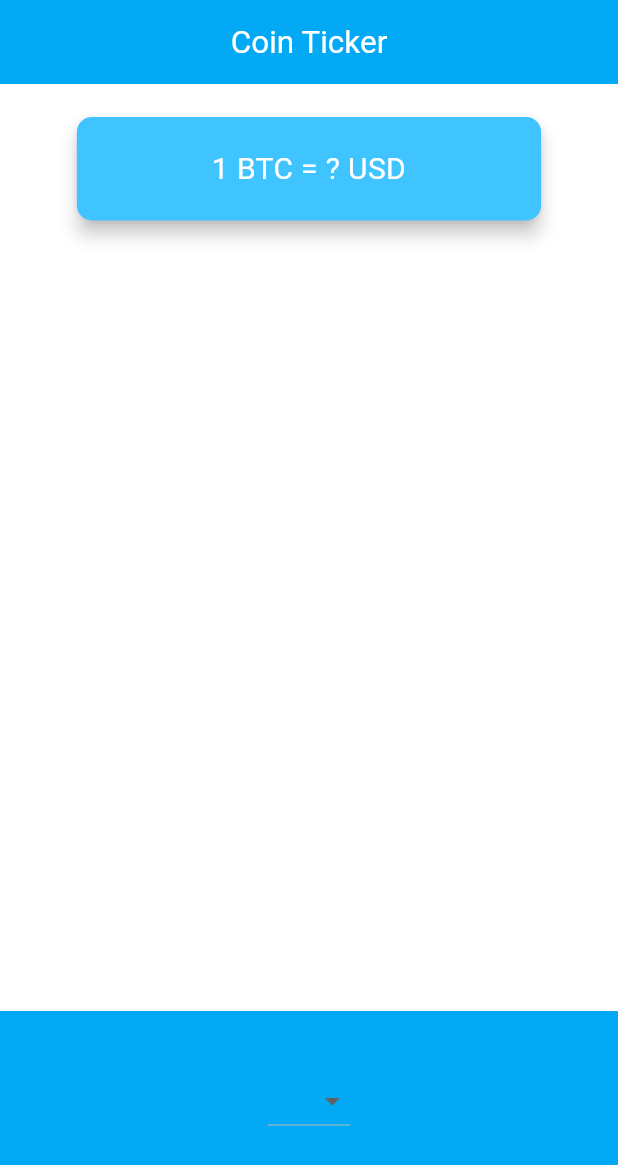
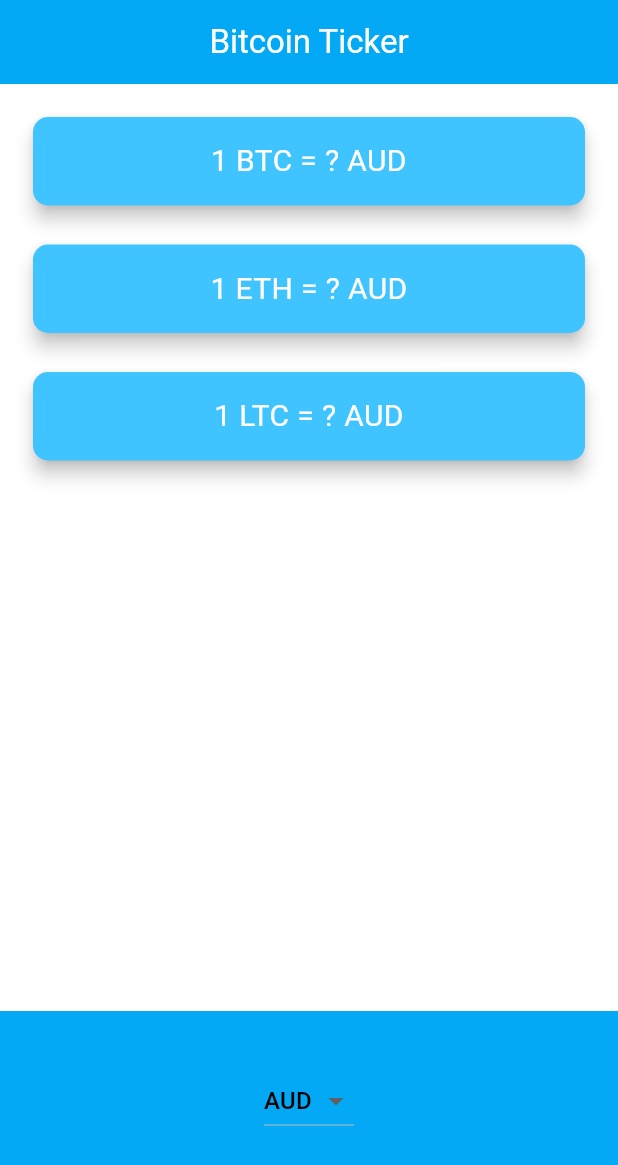
Before and after one commit to reisdeveloper/Ticker_App, a Flutter app: the screen it shows after launch, on a phone screen of 412 x 824 dp. Shown: the top 1165 px of the screen. Run offline on Flutter 3.47's test engine with Material 3 defaults, Android fonts, the phone set to English and light mode, and no system bars; network calls fail.

```diff
--- a/lib/app.dart
+++ b/lib/app.dart
@@ -12,7 +12,7 @@ class App extends StatelessWidget {
         primaryColor: Colors.lightBlue,
         scaffoldBackgroundColor: Colors.white,
       ),
-      home: PricePage(),
+      home: PriceScreen(),
     );
   }
 }
--- a/lib/data/price_data.dart
+++ b/lib/data/price_data.dart
@@ -1,3 +1,6 @@
+import 'dart:convert';
+import 'package:http/http.dart' as http;
+
 const List<String> currenciesList = [
   'AUD',
   'BRL',
@@ -19,7 +22,7 @@ const List<String> currenciesList = [
   'SEK',
   'SGD',
   'USD',
-  'ZAR',
+  'ZAR'
 ];
 
 const List<String> cryptoList = [
--- a/lib/pages/price_page.dart
+++ b/lib/pages/price_page.dart
@@ -1,37 +1,171 @@
+import 'dart:io';
+
+import 'package:flutter/cupertino.dart';
 import 'package:flutter/material.dart';
-import 'package:ticker/widgets/btc_widget.dart';
-import 'package:ticker/widgets/container_bottom_widget.dart';
+import 'package:ticker/data/price_data.dart';
+import 'package:ticker/data/product_model.dart';
 
-class PricePage extends StatefulWidget {
-  const PricePage({super.key});
+class PriceScreen extends StatefulWidget {
+  @override
+  _PriceScreenState createState() => _PriceScreenState();
+}
+
+class _PriceScreenState extends State<PriceScreen> {
+  String selectedCurrency = 'AUD';
+
+  DropdownButton<String> androidDropdown() {
+    List<DropdownMenuItem<String>> dropdownItems = [];
+    for (String currency in currenciesList) {
+      var newItem = DropdownMenuItem(
+        value: currency,
+        child: Text(
+          currency,
+          style: const TextStyle(
+            color: Colors.black,
+          ),
+        ),
+      );
+      dropdownItems.add(newItem);
+    }
+
+    return DropdownButton<String>(
+      value: selectedCurrency,
+      items: dropdownItems,
+      onChanged: (value) {
+        setState(() {
+          selectedCurrency = value!;
+          getData();
+        });
+      },
+    );
+  }
+
+  CupertinoPicker iOSPicker() {
+    List<Text> pickerItems = [];
+    for (String currency in currenciesList) {
+      pickerItems.add(Text(currency));
+    }
+
+    return CupertinoPicker(
+      backgroundColor: Colors.lightBlue,
+      itemExtent: 32.0,
+      onSelectedItemChanged: (selectedIndex) {
+        setState(() {
+          selectedCurrency = currenciesList[selectedIndex];
+          getData();
+        });
+      },
+      children: pickerItems,
+    );
+  }
+
+  Map<String, String> coinValues = {};
+
+  bool isWaiting = false;
+
+  void getData() async {
+    isWaiting = true;
+    try {
+      var data = await CoinData().getCoinData(selectedCurrency);
+      isWaiting = false;
+      setState(() {
+        coinValues = data;
+      });
+    } catch (e) {
+      print(e);
+    }
+  }
 
   @override
-  State<PricePage> createState() => _PricePageState();
-}
+  void initState() {
+    super.initState();
+    getData();
+  }
 
-class _PricePageState extends State<PricePage> {
   @override
   Widget build(BuildContext context) {
     return Scaffold(
       appBar: AppBar(
+        centerTitle: true,
         backgroundColor: Colors.lightBlue,
-        centerTitle: true,
         title: const Text(
-          'Coin Ticker',
+          'Bitcoin Ticker',
           style: TextStyle(
             color: Colors.white,
-            fontSize: 21,
-            fontWeight: FontWeight.w400,
           ),
         ),
       ),
       body: Column(
         mainAxisAlignment: MainAxisAlignment.spaceBetween,
-        children: [
-          BtcWidget(),
-          ContainerBottomWidget(),
+        crossAxisAlignment: CrossAxisAlignment.stretch,
+        children: <Widget>[
+          Column(
+            crossAxisAlignment: CrossAxisAlignment.stretch,
+            children: <Widget>[
+              CryptoCard(
+                cryptoCurrency: 'BTC',
+                value: isWaiting ? '?' : coinValues['BTC']!,
+                selectedCurrency: selectedCurrency,
+              ),
+              CryptoCard(
+                cryptoCurrency: 'ETH',
+                value: isWaiting ? '?' : coinValues['ETH']!,
+                selectedCurrency: selectedCurrency,
+              ),
+              CryptoCard(
+                cryptoCurrency: 'LTC',
+                value: isWaiting ? '?' : coinValues['LTC']!,
+                selectedCurrency: selectedCurrency,
+              ),
+            ],
+          ),
+          Container(
+            height: 150.0,
+            alignment: Alignment.center,
+            padding: const EdgeInsets.only(bottom: 30.0),
+            color: Colors.lightBlue,
+            child: Platform.isIOS ? iOSPicker() : androidDropdown(),
+          ),
         ],
       ),
     );
   }
 }
+
+class CryptoCard extends StatelessWidget {
+  const CryptoCard({
+    super.key,
+    required this.value,
+    required this.selectedCurrency,
+    required this.cryptoCurrency,
+  });
+
+  final String value;
+  final String selectedCurrency;
+  final String cryptoCurrency;
+
+  @override
+  Widget build(BuildContext context) {
+    return Padding(
+      padding: const EdgeInsets.fromLTRB(18.0, 18.0, 18.0, 0),
+      child: Card(
+        color: Colors.lightBlueAccent,
+        elevation: 5.0,
+        shape: RoundedRectangleBorder(
+          borderRadius: BorderRadius.circular(10.0),
+        ),
+        child: Padding(
+          padding: const EdgeInsets.symmetric(vertical: 15.0, horizontal: 28.0),
+          child: Text(
+            '1 $cryptoCurrency = $value $selectedCurrency',
+            textAlign: TextAlign.center,
+            style: const TextStyle(
+              fontSize: 20.0,
+              color: Colors.white,
+            ),
+          ),
+        ),
+      ),
+    );
+  }
+}
--- a/lib/widgets/btc_widget.dart
+++ /dev/null
@@ -1,35 +0,0 @@
-import 'package:flutter/material.dart';
-
-class BtcWidget extends StatelessWidget {
-  const BtcWidget({super.key});
-
-  @override
-  Widget build(BuildContext context) {
-    return const Padding(
-      padding: EdgeInsets.fromLTRB(18, 18, 18, 0),
-      child: Card(
-        color: Colors.lightBlueAccent,
-        elevation: 5,
-        shape: RoundedRectangleBorder(
-          borderRadius: BorderRadius.all(
-            Radius.circular(10),
-          ),
-        ),
-        child: Padding(
-          padding: EdgeInsets.symmetric(
-            vertical: 20,
-            horizontal: 90,
-          ),
-          child: Text(
-            '1 BTC = ? USD',
-            textAlign: TextAlign.center,
-            style: TextStyle(
-              color: Colors.white,
-              fontSize: 20,
-            ),
-          ),
-        ),
-      ),
-    );
-  }
-}
--- a/lib/widgets/container_bottom_widget.dart
+++ b/lib/widgets/container_bottom_widget.dart
@@ -1,32 +1,43 @@
 import 'package:flutter/material.dart';
+import 'package:ticker/data/price_data.dart';
 
-class ContainerBottomWidget extends StatelessWidget {
+class ContainerBottomWidget extends StatefulWidget {
   const ContainerBottomWidget({super.key});
 
   @override
+  State<ContainerBottomWidget> createState() => _ContainerBottomWidgetState();
+}
+
+class _ContainerBottomWidgetState extends State<ContainerBottomWidget> {
+  @override
   Widget build(BuildContext context) {
+    String? selectedCurrency = 'USD';
+
+    List<DropdownMenuItem<String>> getDropdownItems() {
+      List<DropdownMenuItem<String>> dropdownItems = [];
+      for (int i = 0; i < currenciesList.length; i++) {
+        String curency = currenciesList[i];
+        var newItem = DropdownMenuItem(
+          value: curency,
+          child: Text(curency),
+        );
+        dropdownItems.add(newItem);
+      }
+      return dropdownItems;
+    }
+
     return Container(
       height: 150,
       alignment: Alignment.center,
       padding: const EdgeInsets.only(bottom: 30),
       color: Colors.lightBlue,
       child: DropdownButton<String>(
-        items: const [
-          DropdownMenuItem(
-            value: 'USD',
-            child: Text('USD'),
-          ),
-          DropdownMenuItem(
-            value: 'BRL',
-            child: Text('BRL'),
-          ),
-          DropdownMenuItem(
-            value: 'EUR',
-            child: Text('EUR'),
-          ),
-        ],
+        value: selectedCurrency,
+        items: getDropdownItems(),
         onChanged: (value) {
-          print(value);
+          setState(() {
+            selectedCurrency = value;
+          });
         },
       ),
     );
--- a/pubspec.yaml
+++ b/pubspec.yaml
@@ -30,6 +30,7 @@ environment:
 dependencies:
   flutter:
     sdk: flutter
+  http: ^1.2.0
 
 
   # The following adds the Cupertino Icons font to your application.
@@ -39,6 +40,7 @@ dependencies:
 dev_dependencies:
   flutter_test:
     sdk: flutter
+
 
   # The "flutter_lints" package below contains a set of recommended lints to
   # encourage good coding practices. The lint set provided by the package is
```
Also changed, not shown: lib/data/product_model.dart (added, +24 -0 lines), lib/main.dart (+23 -0 lines), pubspec.lock.
